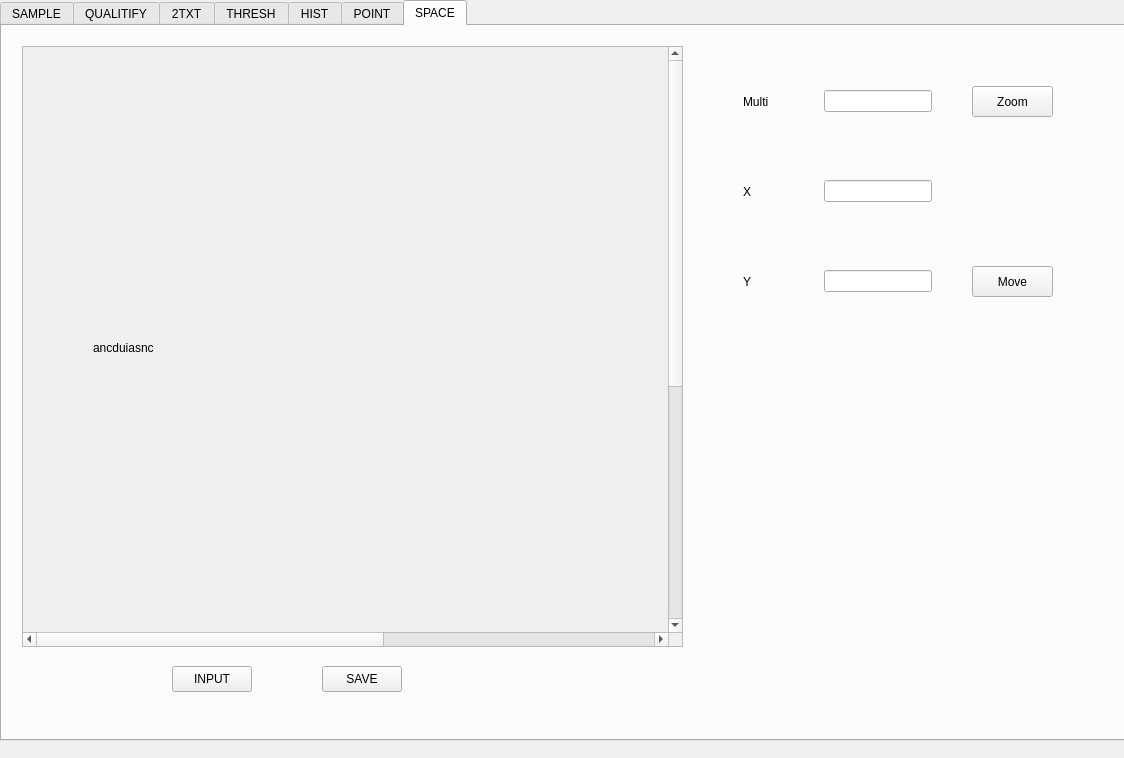
Old version of the form mainwindow.ui in the repository Zrealshadow/digitalpicture.
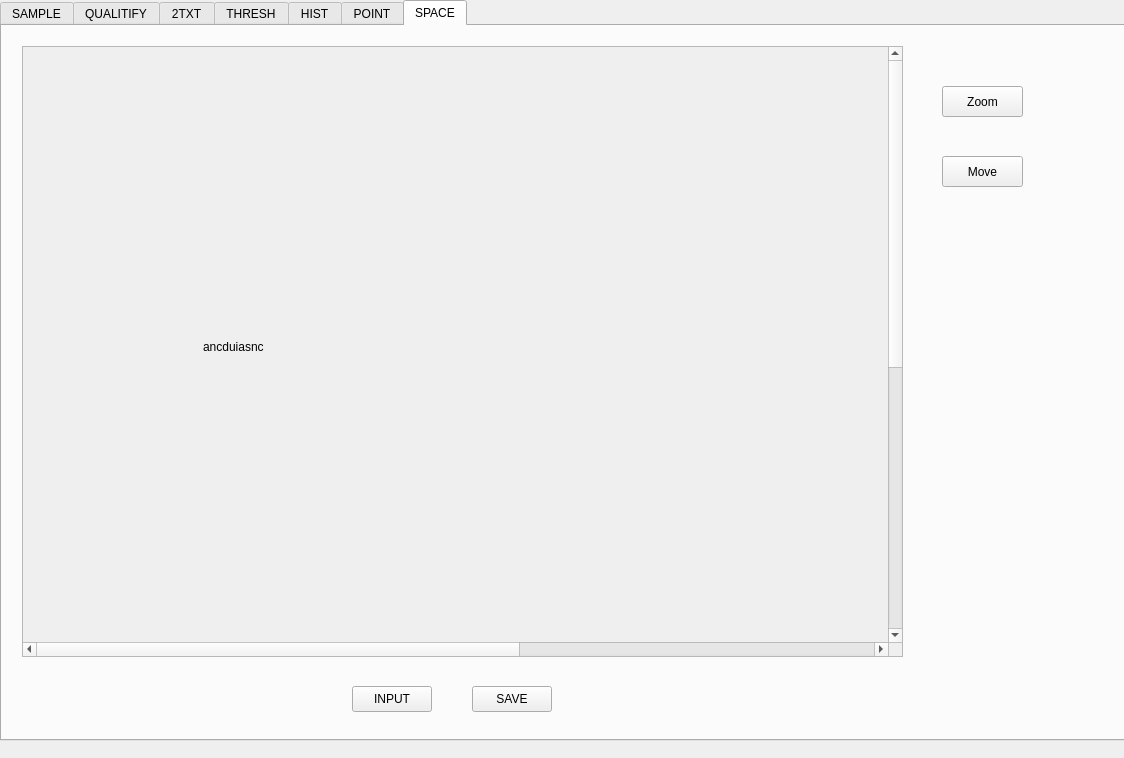
New version of the form. Custom widgets are drawn as their Qt base class.

Patch:
```diff
--- a/mainwindow.ui
+++ b/mainwindow.ui
@@ -1417,8 +1417,8 @@
      <widget class="QPushButton" name="input_space">
       <property name="geometry">
        <rect>
-        <x>170</x>
-        <y>640</y>
+        <x>350</x>
+        <y>660</y>
         <width>80</width>
         <height>26</height>
        </rect>
@@ -1430,8 +1430,8 @@
      <widget class="QPushButton" name="save_space">
       <property name="geometry">
        <rect>
-        <x>320</x>
-        <y>640</y>
+        <x>470</x>
+        <y>660</y>
         <width>80</width>
         <height>26</height>
        </rect>
@@ -1440,45 +1440,10 @@
        <string>SAVE</string>
       </property>
      </widget>
-     <widget class="QWidget" name="horizontalLayoutWidget_72">
-      <property name="geometry">
-       <rect>
-        <x>730</x>
-        <y>30</y>
-        <width>211</width>
-        <height>91</height>
-       </rect>
-      </property>
-      <layout class="QHBoxLayout" name="horizontalLayout_84">
-       <item>
-        <widget class="QLabel" name="label_79">
-         <property name="text">
-          <string>Multi</string>
-         </property>
-        </widget>
-       </item>
-       <item>
-        <spacer name="horizontalSpacer_124">
-         <property name="orientation">
-          <enum>Qt::Horizontal</enum>
-         </property>
-         <property name="sizeHint" stdset="0">
-          <size>
-           <width>40</width>
-           <height>20</height>
-          </size>
-         </property>
-        </spacer>
-       </item>
-       <item>
-        <widget class="QLineEdit" name="space_multi"/>
-       </item>
-      </layout>
-     </widget>
      <widget class="QPushButton" name="space_zoom">
       <property name="geometry">
        <rect>
-        <x>970</x>
+        <x>940</x>
         <y>60</y>
         <width>81</width>
         <height>31</height>
@@ -1493,8 +1458,8 @@
        <rect>
         <x>20</x>
         <y>20</y>
-        <width>661</width>
-        <height>601</height>
+        <width>881</width>
+        <height>611</height>
        </rect>
       </property>
       <property name="sizeAdjustPolicy">
@@ -1508,17 +1473,17 @@
         <rect>
          <x>0</x>
          <y>0</y>
-         <width>1150</width>
-         <height>1000</height>
+         <width>1501</width>
+         <height>1100</height>
         </rect>
        </property>
        <widget class="QLabel" name="fig_space">
         <property name="geometry">
          <rect>
-          <x>70</x>
-          <y>-150</y>
-          <width>1011</width>
-          <height>901</height>
+          <x>180</x>
+          <y>-200</y>
+          <width>1400</width>
+          <height>1000</height>
          </rect>
         </property>
         <property name="text">
@@ -1527,81 +1492,11 @@
        </widget>
       </widget>
      </widget>
-     <widget class="QWidget" name="horizontalLayoutWidget_73">
-      <property name="geometry">
-       <rect>
-        <x>730</x>
-        <y>120</y>
-        <width>211</width>
-        <height>91</height>
-       </rect>
-      </property>
-      <layout class="QHBoxLayout" name="horizontalLayout_85">
-       <item>
-        <widget class="QLabel" name="label_80">
-         <property name="text">
-          <string>X</string>
-         </property>
-        </widget>
-       </item>
-       <item>
-        <spacer name="horizontalSpacer_125">
-         <property name="orientation">
-          <enum>Qt::Horizontal</enum>
-         </property>
-         <property name="sizeHint" stdset="0">
-          <size>
-           <width>40</width>
-           <height>20</height>
-          </size>
-         </property>
-        </spacer>
-       </item>
-       <item>
-        <widget class="QLineEdit" name="space_moveX"/>
-       </item>
-      </layout>
-     </widget>
-     <widget class="QWidget" name="horizontalLayoutWidget_74">
-      <property name="geometry">
-       <rect>
-        <x>730</x>
-        <y>210</y>
-        <width>211</width>
-        <height>91</height>
-       </rect>
-      </property>
-      <layout class="QHBoxLayout" name="horizontalLayout_86">
-       <item>
-        <widget class="QLabel" name="label_81">
-         <property name="text">
-          <string>Y</string>
-         </property>
-        </widget>
-       </item>
-       <item>
-        <spacer name="horizontalSpacer_126">
-         <property name="orientation">
-          <enum>Qt::Horizontal</enum>
-         </property>
-         <property name="sizeHint" stdset="0">
-          <size>
-           <width>40</width>
-           <height>20</height>
-          </size>
-         </property>
-        </spacer>
-       </item>
-       <item>
-        <widget class="QLineEdit" name="space_moveY"/>
-       </item>
-      </layout>
-     </widget>
      <widget class="QPushButton" name="space_move">
       <property name="geometry">
        <rect>
-        <x>970</x>
-        <y>240</y>
+        <x>940</x>
+        <y>130</y>
         <width>81</width>
         <height>31</height>
        </rect>
```
